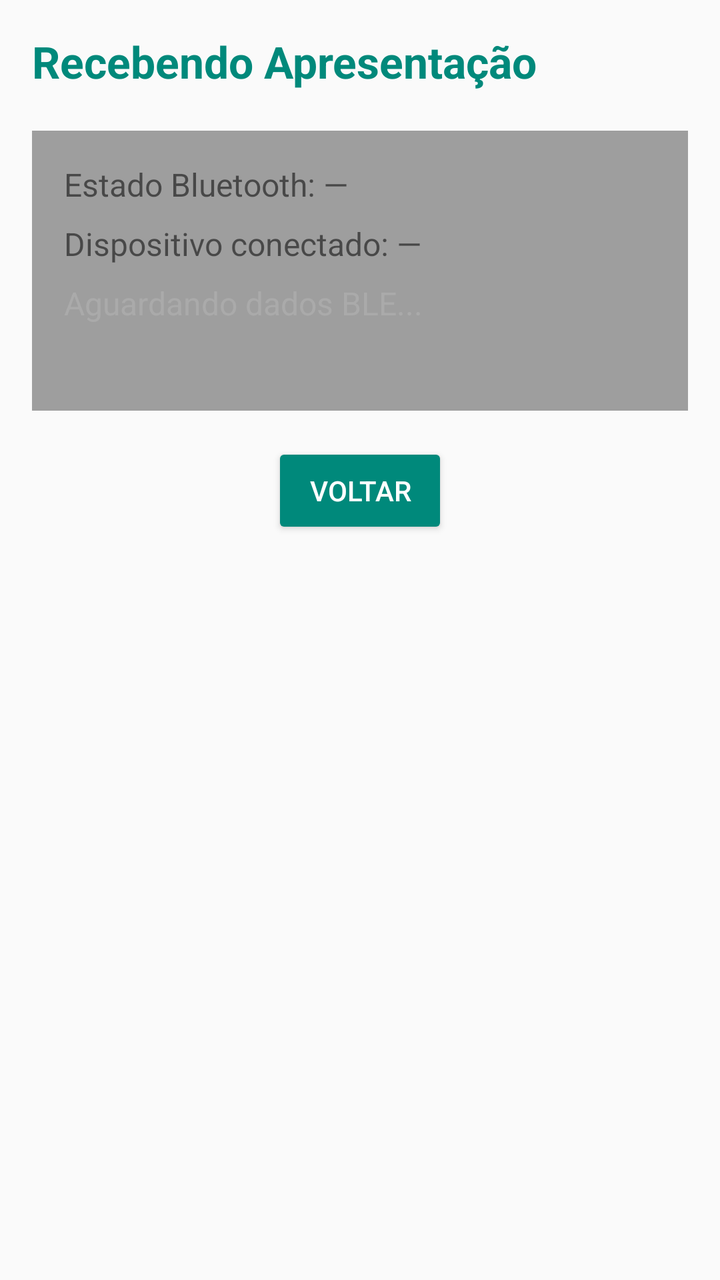
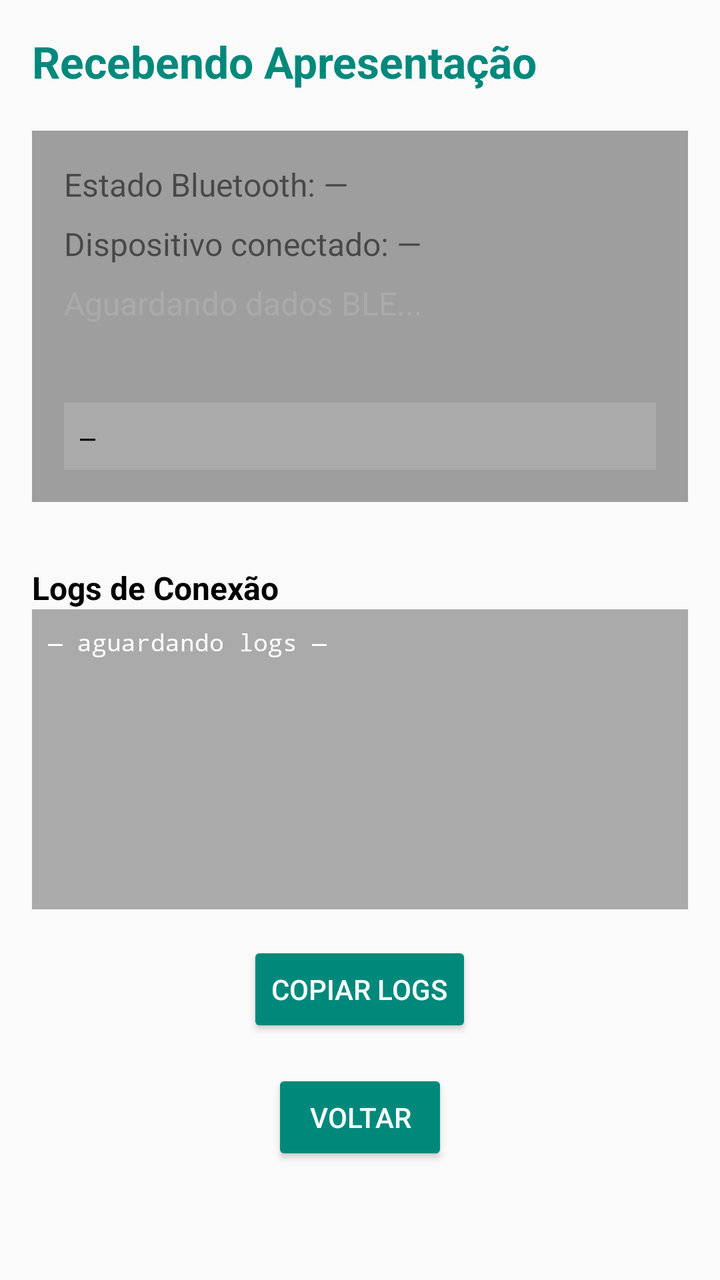

Screens rendered from an Android XML layout before and after an edit, with the pre-edit source and the edit as a unified diff.
<!-- AndroidManifest.xml: activity theme Theme.AppCompat.Light.NoActionBar -->
<!-- res/layout/activity_receiving_presentation.xml -->
<?xml version="1.0" encoding="utf-8"?>
<ScrollView xmlns:android="http://schemas.android.com/apk/res/android"
    android:layout_width="match_parent"
    android:layout_height="match_parent"
    android:padding="16dp">

    <LinearLayout
        android:orientation="vertical"
        android:layout_width="match_parent"
        android:layout_height="wrap_content"
        android:gravity="center_horizontal">

        <TextView
            android:text="Recebendo Apresentação"
            android:textSize="22sp"
            android:textStyle="bold"
            android:layout_width="match_parent"
            android:layout_height="wrap_content"
            android:layout_marginBottom="20dp"
            android:textColor="@color/teal_600" />

        <LinearLayout
            android:id="@+id/layoutResult"
            android:layout_width="match_parent"
            android:layout_height="wrap_content"
            android:orientation="vertical"
            android:padding="16dp"
            android:background="@color/gray_500"
            android:layout_marginBottom="16dp">

            <TextView
                android:id="@+id/txtBluetoothState"
                android:text="Estado Bluetooth: —"
                android:layout_width="match_parent"
                android:layout_height="wrap_content"
                android:textSize="16sp"
                android:layout_marginBottom="8dp" />

            <TextView
                android:id="@+id/txtDevice"
                android:text="Dispositivo conectado: —"
                android:layout_width="match_parent"
                android:layout_height="wrap_content"
                android:textSize="16sp"
                android:layout_marginBottom="8dp" />

            <TextView
                android:id="@+id/txtStatus"
                android:layout_width="match_parent"
                android:layout_height="wrap_content"
                android:text="Aguardando dados BLE..."
                android:textSize="16sp"
                android:layout_marginBottom="8dp"
                android:textColor="@android:color/darker_gray" />

            <TextView
                android:id="@+id/txtCreatedAt"
                android:text=""
                android:layout_width="match_parent"
                android:layout_height="wrap_content"
                android:textSize="14sp"
                android:textColor="@android:color/black" />

            <ProgressBar
                android:id="@+id/progressBar"
                android:layout_width="wrap_content"
                android:layout_height="wrap_content"
                android:visibility="gone"
                android:layout_gravity="center_horizontal"
                android:layout_marginTop="12dp" />
        </LinearLayout>

        <Button
            android:id="@+id/backButton"
            android:layout_width="wrap_content"
            android:layout_height="wrap_content"
            android:text="Voltar"
            android:backgroundTint="@color/teal_600"
            android:textColor="@android:color/white" />

    </LinearLayout>
</ScrollView>
<!-- resources referenced by this layout -->
<resources>
  <color name="gray_500">#9E9E9E</color>
  <color name="teal_600">#00897B</color>
</resources>

<!-- the commit's change to res/layout/activity_receiving_presentation.xml (unified diff, before → after) -->
@@ -68,8 +68,56 @@
                 android:visibility="gone"
                 android:layout_gravity="center_horizontal"
                 android:layout_marginTop="12dp" />
+
+            <TextView
+                android:id="@+id/txtJsonPreview"
+                android:layout_width="match_parent"
+                android:layout_height="wrap_content"
+                android:text="—"
+                android:layout_marginTop="12dp"
+                android:textSize="13sp"
+                android:background="@android:color/darker_gray"
+                android:padding="8dp"
+                android:fontFamily="monospace"
+                android:textColor="@android:color/black" />
+
         </LinearLayout>
 
+        <TextView
+            android:text="Logs de Conexão"
+            android:textStyle="bold"
+            android:textSize="16sp"
+            android:layout_width="match_parent"
+            android:layout_height="wrap_content"
+            android:layout_marginTop="16dp"
+            android:textColor="@android:color/black" />
+
+        <ScrollView
+            android:id="@+id/scrollLogs"
+            android:layout_width="match_parent"
+            android:layout_height="150dp"
+            android:background="@android:color/darker_gray"
+            android:padding="8dp"
+            android:layout_marginBottom="16dp">
+
+            <TextView
+                android:id="@+id/txtLogs"
+                android:layout_width="match_parent"
+                android:layout_height="wrap_content"
+                android:textSize="12sp"
+                android:textColor="@android:color/white"
+                android:fontFamily="monospace"
+                android:text="— aguardando logs —" />
+        </ScrollView>
+
+        <Button
+            android:id="@+id/btnCopyLogs"
+            android:layout_width="wrap_content"
+            android:layout_height="wrap_content"
+            android:text="Copiar Logs"
+            android:layout_marginBottom="16dp"
+            android:backgroundTint="@color/teal_600"
+            android:textColor="@android:color/white" />
         <Button
             android:id="@+id/backButton"
             android:layout_width="wrap_content"
